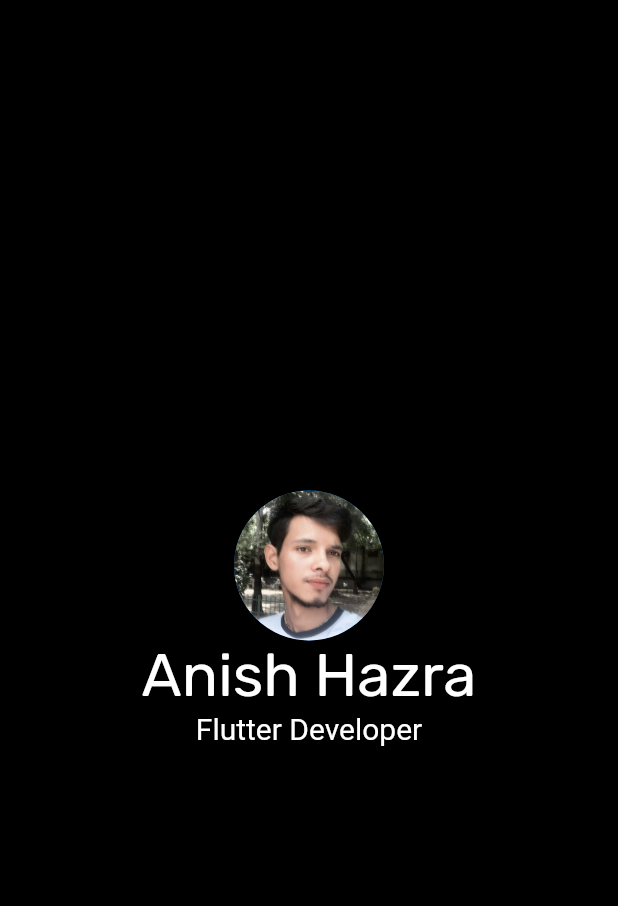
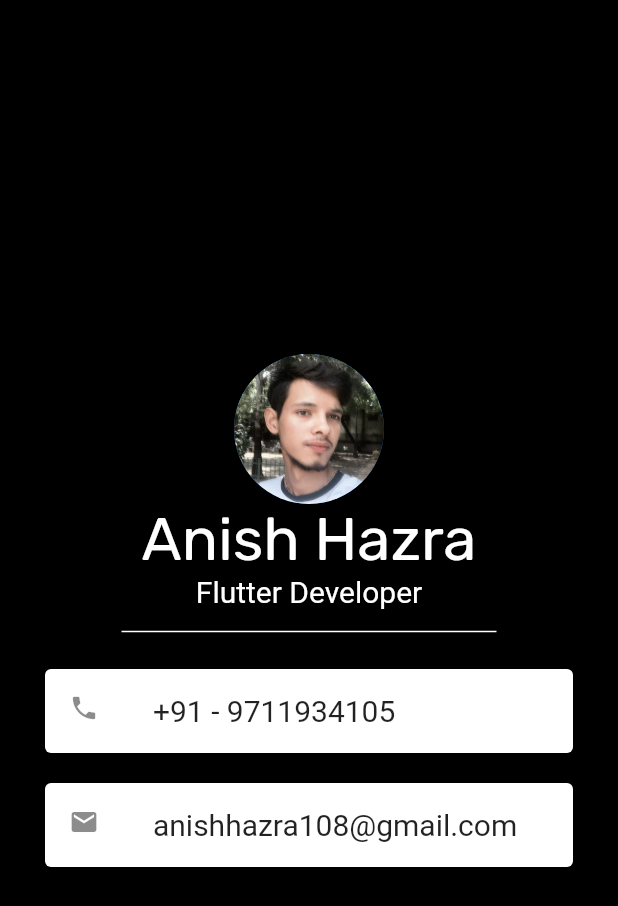
Before and after one commit to AnishHazra/my_card_app, a Flutter app: the screen it shows after launch, on a phone screen of 412 x 824 dp. Shown: the top 906 px of the screen. Run offline on Flutter 3.47's test engine with Material 2 defaults, Android fonts, the phone set to English and light mode, and no system bars; project files that could hold a hidden picture were left out.

Commit message:
final changes

```diff
--- a/lib/main.dart
+++ b/lib/main.dart
@@ -32,7 +32,51 @@ class MyApp extends StatelessWidget {
                     color: Colors.white,
                     fontSize: 20,
                   ),
-                  "Flutter Developer")
+                  "Flutter Developer"),
+              SizedBox(
+                height: 30,
+                width: 250,
+                child: Divider(
+                  color: Colors.white,
+                  thickness: 1,
+                ),
+              ),
+              Card(
+                color: Colors.white,
+                margin: EdgeInsets.symmetric(vertical: 10, horizontal: 30),
+                child: ListTile(
+                  leading: Icon(
+                    Icons.phone,
+                    // color: Colors.white,
+                    size: 20,
+                  ),
+                  title: Text(
+                    "+91 - 9711934105",
+                    style: TextStyle(
+                      // color: Colors.white,
+                      fontSize: 20,
+                    ),
+                  ),
+                ),
+              ),
+              Card(
+                color: Colors.white,
+                margin: EdgeInsets.symmetric(vertical: 10, horizontal: 30),
+                child: ListTile(
+                  leading: Icon(
+                    Icons.email,
+                    // color: Colors.white,
+                    size: 20,
+                  ),
+                  title: Text(
+                    "anishhazra108@gmail.com",
+                    style: TextStyle(
+                      // color: Colors.white,
+                      fontSize: 20,
+                    ),
+                  ),
+                ),
+              ),
             ],
           ),
         ),
```
